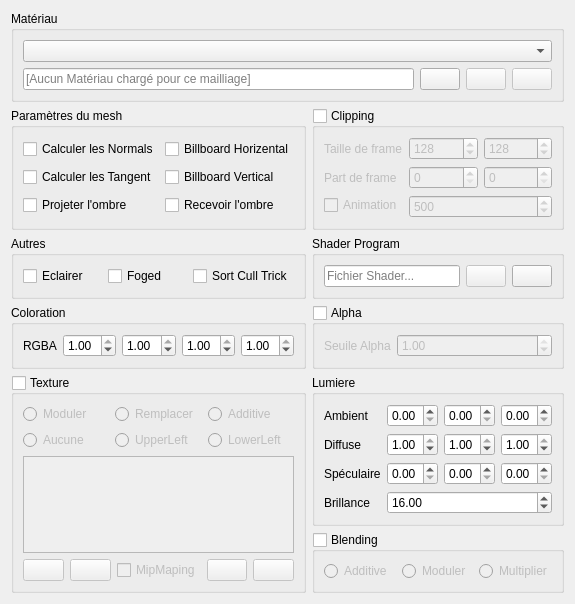
The window that sources/mesh.ui (b4n92uid/theball-editor) describes before a commit, drawn with Qt 5.
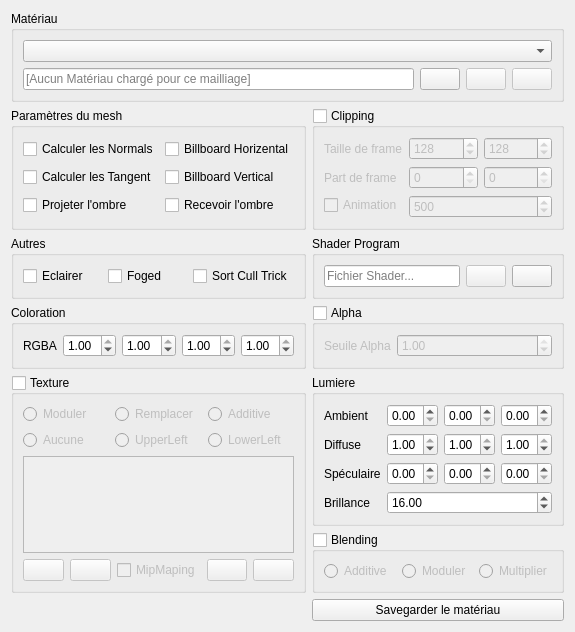
The same window after the commit. Icons and pictures are not drawn.

Patch:
```diff
--- a/sources/mesh.ui
+++ b/sources/mesh.ui
@@ -7,7 +7,7 @@
     <x>0</x>
     <y>0</y>
     <width>505</width>
-    <height>545</height>
+    <height>574</height>
    </rect>
   </property>
   <property name="windowTitle">
@@ -780,6 +780,13 @@
      </layout>
     </widget>
    </item>
+   <item row="12" column="1">
+    <widget class="QPushButton" name="saveAndQuit">
+     <property name="text">
+      <string>Savegarder le matériau</string>
+     </property>
+    </widget>
+   </item>
   </layout>
  </widget>
  <resources>
```
Left out of the diff: 19 changed lines with no effect on the pictures.
